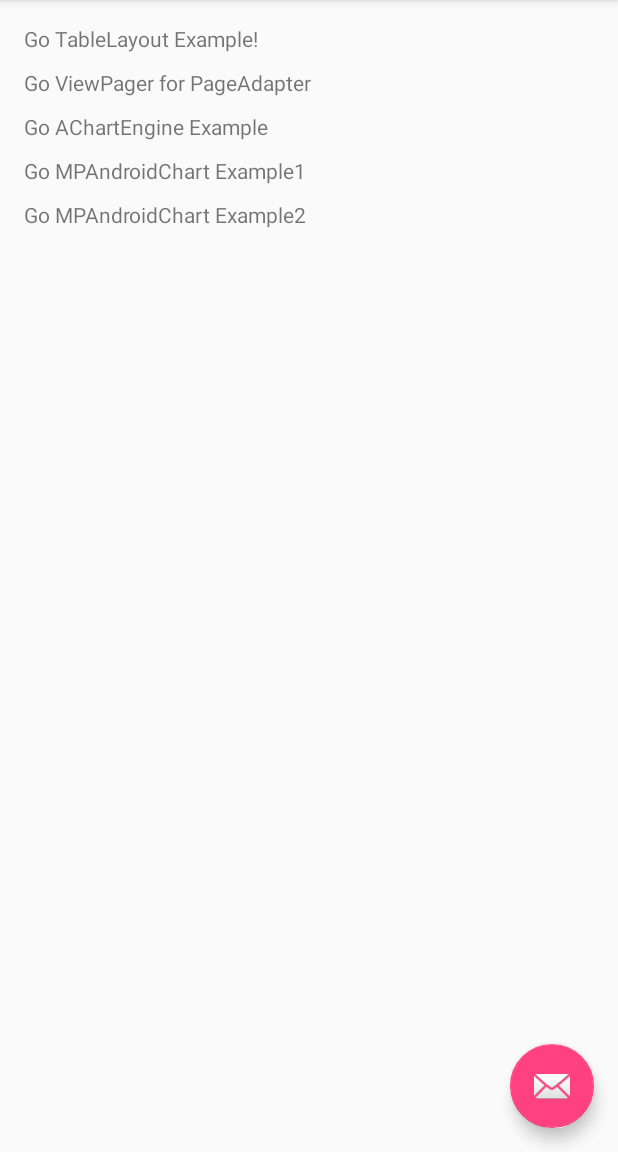
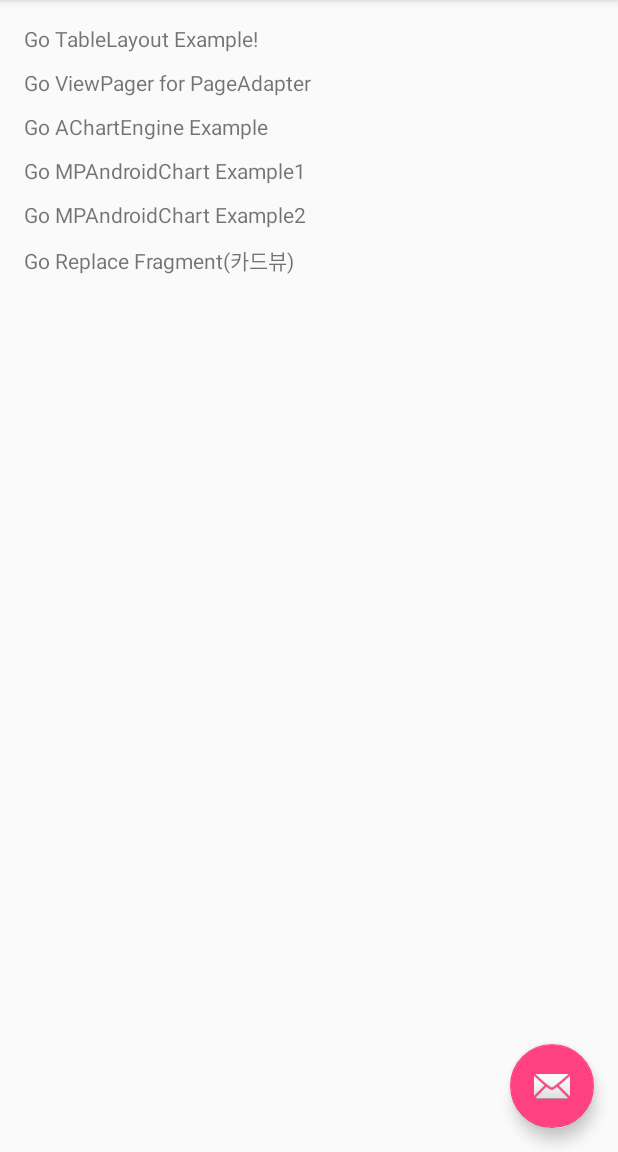
Before and after one commit to skycham81/testrepo, an Android app: the screen it shows after launch (MainActivity), on a phone screen of 412 x 824 dp, the part 84-1236 px from its top. Run offline under Robolectric (Android 15) with nearby library versions, the phone set to English and light mode, and no system bars.

```diff
--- a/app/src/main/java/com/dsy/test/MainActivity.java
+++ b/app/src/main/java/com/dsy/test/MainActivity.java
@@ -1,22 +1,30 @@
 package com.dsy.test;
 
-import android.content.Intent;
 import android.graphics.drawable.Drawable;
+import android.net.Uri;
 import android.os.Bundle;
+import android.support.design.widget.FloatingActionButton;
 import android.support.design.widget.NavigationView;
 import android.support.design.widget.Snackbar;
+import android.support.v4.app.Fragment;
+import android.support.v4.app.FragmentManager;
+import android.support.v4.app.FragmentTransaction;
 import android.support.v4.view.GravityCompat;
 import android.support.v4.widget.DrawerLayout;
 import android.support.v7.app.ActionBarDrawerToggle;
 import android.support.v7.app.AppCompatActivity;
 import android.support.v7.widget.Toolbar;
+import android.util.Log;
 import android.view.Menu;
 import android.view.MenuItem;
 import android.view.View;
 
-public class MainActivity extends AppCompatActivity implements View.OnClickListener, NavigationView.OnNavigationItemSelectedListener {
+public class MainActivity extends AppCompatActivity implements NavigationView.OnNavigationItemSelectedListener,
+        MainFragment.OnFragmentInteractionListener , FragmentExample1.OnFragmentInteractionListener,
+        FragmentExample2.OnFragmentInteractionListener{
 
     int mSortMode = -1;
+    ActionBarDrawerToggle mDrawerToggle;
 
     @Override
     protected void onCreate(Bundle savedInstanceState) {
@@ -28,22 +36,42 @@ public class MainActivity extends AppCompatActivity implements View.OnClickListe
 
         setSupportActionBar(toolbar);
 
-        findViewById(R.id.fab).setOnClickListener(this);
-        findViewById(R.id.go_tablelayout).setOnClickListener(this);
-        findViewById(R.id.go_viewpager_for_pageapater).setOnClickListener(this);
-        findViewById(R.id.go_achartengine_example).setOnClickListener(this);
-        findViewById(R.id.go_mpandroidchart_example1).setOnClickListener(this);
-        findViewById(R.id.go_mpandroidchart_example2).setOnClickListener(this);
+        FloatingActionButton fab = (FloatingActionButton) findViewById(R.id.fab);
+        fab.setOnClickListener(new View.OnClickListener() {
+            @Override
+            public void onClick(View view) {
+                Snackbar.make(view, "Replace with your own action", Snackbar.LENGTH_LONG)
+                        .setAction("Action", null).show();
+            }
+        });
 
         DrawerLayout drawer = (DrawerLayout) findViewById(R.id.drawer_layout);
 
-        ActionBarDrawerToggle toggle = new ActionBarDrawerToggle(this, drawer, toolbar,
+        mDrawerToggle = new ActionBarDrawerToggle(this, drawer, toolbar,
                 R.string.navigation_drawer_open, R.string.navigation_drawer_close);
-        drawer.setDrawerListener(toggle);
-        toggle.syncState();
+        drawer.setDrawerListener(mDrawerToggle);
+        mDrawerToggle.syncState();
+        mDrawerToggle.setToolbarNavigationClickListener(new View.OnClickListener() {
+            @Override
+            public void onClick(View v) {
+                Log.d("dsy","click icon in actionbar");//왜 안찍히냐 ....
+            }
+        });
 
         NavigationView navigationView = (NavigationView) findViewById(R.id.nav_view);
         navigationView.setNavigationItemSelectedListener(this);
+
+        getSupportFragmentManager().addOnBackStackChangedListener(new FragmentManager.OnBackStackChangedListener() {
+            @Override
+            public void onBackStackChanged() {
+                if(getSupportFragmentManager().getBackStackEntryCount()>0){
+                    getSupportActionBar().setDisplayHomeAsUpEnabled(true);
+                }else{
+                    getSupportActionBar().setDisplayHomeAsUpEnabled(false);
+                    mDrawerToggle.syncState();
+                }
+            }
+        });
     }
 
     @Override
@@ -70,6 +98,10 @@ public class MainActivity extends AppCompatActivity implements View.OnClickListe
         // as you specify a parent activity in AndroidManifest.xml.
         int id = item.getItemId();
 
+        if(id==android.R.id.home){
+            Log.d("dsy","click home button in actionbar");
+        }
+
         //noinspection SimplifiableIfStatement
         if (id == R.id.action_settings) {
             return true;
@@ -78,15 +110,41 @@ public class MainActivity extends AppCompatActivity implements View.OnClickListe
         return super.onOptionsItemSelected(item);
     }
 
+    public void clearBackStack(FragmentManager fragmentManager){
+        for(int i=0; i<fragmentManager.getBackStackEntryCount(); i++){
+            fragmentManager.popBackStack();
+        }
+    }
+
     @SuppressWarnings("StatementWithEmptyBody")
     @Override
     public boolean onNavigationItemSelected(MenuItem item) {
         // Handle navigation view item clicks here.
         int id = item.getItemId();
 
+        FragmentManager fragmentManager = getSupportFragmentManager();
+        FragmentTransaction fragmentTransaction = fragmentManager.beginTransaction();
+
+
         if (id == R.id.nav_camera) {
             // Handle the camera action
+
+            Fragment fragment = FragmentExample1.newInstance(FragmentExample1.class.getName(),"");
+            //fragmentManager.popBackStack(); //백스택 제일위에 있는 프레그먼트를 없앤다.
+            //fragmentManager.popBackStack(FragmentExample1.class.getName(), FragmentManager.POP_BACK_STACK_INCLUSIVE); //백스택에 특정 이름으로 등록된 프레그먼트를 없앤다.
+            fragmentManager.popBackStackImmediate(null, FragmentManager.POP_BACK_STACK_INCLUSIVE);//백스택에 있는 모든 프레그먼트를 없앤다.
+            //clearBackStack(fragmentManager);
+            fragmentTransaction.replace(R.id.main_fragment, fragment);
+            fragmentTransaction.addToBackStack(FragmentExample1.class.getName());
+            fragmentTransaction.commit();
         } else if (id == R.id.nav_gallery) {
+            Fragment fragment = FragmentExample2.newInstance(FragmentExample2.class.getName(),"");
+            //fragmentManager.popBackStack(); //백스택 제일위에 있는 프레그먼트를 없앤다.
+            //fragmentManager.popBackStack(FragmentExample2.class.getName(), FragmentManager.POP_BACK_STACK_INCLUSIVE); //백스택에 특정 이름으로 등록된 프레그먼트를 없앤다.
+            fragmentManager.popBackStackImmediate(null, FragmentManager.POP_BACK_STACK_INCLUSIVE);//백스택에 있는 모든 프레그먼트를 없앤다.
+            fragmentTransaction.replace(R.id.main_fragment, fragment);
+            fragmentTransaction.addToBackStack(FragmentExample2.class.getName());
+            fragmentTransaction.commit();
 
         } else if (id == R.id.nav_slideshow) {
 
@@ -121,33 +179,22 @@ public class MainActivity extends AppCompatActivity implements View.OnClickListe
         invalidateOptionsMenu();
     }
 
+    private void replaceFragment(){
+        FragmentManager fragmentManager = getSupportFragmentManager();
+        FragmentTransaction fragmentTransaction = fragmentManager.beginTransaction();
+
+    }
+
     @Override
-    public void onClick(View v) {
-        Intent intent;
-        switch (v.getId()){
-            case R.id.fab:
-                Snackbar.make(v, "Replace with your own action", Snackbar.LENGTH_LONG).setAction("Action", null).show();
-                break;
-            case R.id.go_tablelayout:
-                intent = new Intent(v.getContext(), TabLayoutExample.class);
-                startActivity(intent);
-                break;
-            case R.id.go_viewpager_for_pageapater:
-                intent = new Intent(v.getContext(), ViewPagerExample.class);
-                startActivity(intent);
-                break;
-            case R.id.go_achartengine_example:
-                intent = new Intent(v.getContext(), AChartEngineExample.class);
-                startActivity(intent);
-                break;
-            case R.id.go_mpandroidchart_example1:
-                intent = new Intent(v.getContext(), MPAndroidChartExample1.class);
-                startActivity(intent);
-                break;
-            case R.id.go_mpandroidchart_example2:
-                intent = new Intent(v.getContext(), MPAndroidChartExample2.class);
-                startActivity(intent);
-                break;
-        }
+    public boolean onSupportNavigateUp() {
+        if(getSupportFragmentManager().getBackStackEntryCount() > 0)
+            return true;
+        else
+            return super.onSupportNavigateUp();
+    }
+
+    @Override
+    public void onFragmentInteraction(Uri uri) {
+
     }
 }
--- /dev/null
+++ b/app/src/main/java/com/dsy/test/MainFragment.java
@@ -0,0 +1,154 @@
+package com.dsy.test;
+
+import android.content.Context;
+import android.content.Intent;
+import android.net.Uri;
+import android.os.Bundle;
+import android.support.design.widget.Snackbar;
+import android.support.v4.app.Fragment;
+import android.view.LayoutInflater;
+import android.view.View;
+import android.view.ViewGroup;
+
+
+/**
+ * A simple {@link Fragment} subclass.
+ * Activities that contain this fragment must implement the
+ * {@link MainFragment.OnFragmentInteractionListener} interface
+ * to handle interaction events.
+ * Use the {@link MainFragment#newInstance} factory method to
+ * create an instance of this fragment.
+ */
+public class MainFragment extends Fragment implements View.OnClickListener{
+    // TODO: Rename parameter arguments, choose names that match
+    // the fragment initialization parameters, e.g. ARG_ITEM_NUMBER
+    private static final String ARG_PARAM1 = "param1";
+    private static final String ARG_PARAM2 = "param2";
+
+    // TODO: Rename and change types of parameters
+    private String mParam1;
+    private String mParam2;
+
+    private OnFragmentInteractionListener mListener;
+
+    public MainFragment() {
+        // Required empty public constructor
+    }
+
+    /**
+     * Use this factory method to create a new instance of
+     * this fragment using the provided parameters.
+     *
+     * @param param1 Parameter 1.
+     * @param param2 Parameter 2.
+     * @return A new instance of fragment MainFragment.
+     */
+    // TODO: Rename and change types and number of parameters
+    public static MainFragment newInstance(String param1, String param2) {
+        MainFragment fragment = new MainFragment();
+        Bundle args = new Bundle();
+        args.putString(ARG_PARAM1, param1);
+        args.putString(ARG_PARAM2, param2);
+        fragment.setArguments(args);
+        return fragment;
+    }
+
+    @Override
+    public void onCreate(Bundle savedInstanceState) {
+        super.onCreate(savedInstanceState);
+        if (getArguments() != null) {
+            mParam1 = getArguments().getString(ARG_PARAM1);
+            mParam2 = getArguments().getString(ARG_PARAM2);
+        }
+    }
+
+    @Override
+    public View onCreateView(LayoutInflater inflater, ViewGroup container, Bundle savedInstanceState) {
+        // Inflate the layout for this fragment
+        View view = inflater.inflate(R.layout.fragment_main, container, false);
+
+        //view.findViewById(R.id.fab).setOnClickListener(this);
+        view.findViewById(R.id.go_tablelayout).setOnClickListener(this);
+        view.findViewById(R.id.go_viewpager_for_pageapater).setOnClickListener(this);
+        view.findViewById(R.id.go_achartengine_example).setOnClickListener(this);
+        view.findViewById(R.id.go_mpandroidchart_example1).setOnClickListener(this);
+        view.findViewById(R.id.go_mpandroidchart_example2).setOnClickListener(this);
+        view.findViewById(R.id.go_replace_fragment).setOnClickListener(this);
+
+        return view;
+    }
+
+    // TODO: Rename method, update argument and hook method into UI event
+    public void onButtonPressed(Uri uri) {
+        if (mListener != null) {
+            mListener.onFragmentInteraction(uri);
+        }
+    }
+
+    @Override
+    public void onAttach(Context context) {
+        super.onAttach(context);
+        if (context instanceof OnFragmentInteractionListener) {
+            mListener = (OnFragmentInteractionListener) context;
+        } else {
+            throw new RuntimeException(context.toString()
+                    + " must implement OnFragmentInteractionListener");
+        }
+    }
+
+    @Override
+    public void onDetach() {
+        super.onDetach();
+        mListener = null;
+    }
+
+    @Override
+    public void onClick(View v) {
+        Intent intent;
+        switch (v.getId()){
+            case R.id.fab:
+                Snackbar.make(v, "Replace with your own action", Snackbar.LENGTH_LONG).setAction("Action", null).show();
+                break;
+            case R.id.go_tablelayout:
+                intent = new Intent(v.getContext(), TabLayoutExample.class);
+                startActivity(intent);
+                break;
+            case R.id.go_viewpager_for_pageapater:
+                intent = new Intent(v.getContext(), ViewPagerExample.class);
+                startActivity(intent);
+                break;
+            case R.id.go_achartengine_example:
+                intent = new Intent(v.getContext(), AChartEngineExample.class);
+                startActivity(intent);
+                break;
+            case R.id.go_mpandroidchart_example1:
+                intent = new Intent(v.getContext(), MPAndroidChartExample1.class);
+                startActivity(intent);
+                break;
+            case R.id.go_mpandroidchart_example2:
+                intent = new Intent(v.getContext(), MPAndroidChartExample2.class);
+                startActivity(intent);
+                break;
+            case R.id.go_replace_fragment:
+                break;
+            default:
+                break;
+
+        }
+    }
+
+    /**
+     * This interface must be implemented by activities that contain this
+     * fragment to allow an interaction in this fragment to be communicated
+     * to the activity and potentially other fragments contained in that
+     * activity.
+     * <p/>
+     * See the Android Training lesson <a href=
+     * "http://developer.android.com/training/basics/fragments/communicating.html"
+     * >Communicating with Other Fragments</a> for more information.
+     */
+    public interface OnFragmentInteractionListener {
+        // TODO: Update argument type and name
+        void onFragmentInteraction(Uri uri);
+    }
+}
--- a/app/src/main/res/layout/app_bar_main.xml
+++ b/app/src/main/res/layout/app_bar_main.xml
@@ -18,7 +18,6 @@
             android:layout_height="?attr/actionBarSize"
             android:background="?attr/colorPrimary"
             app:popupTheme="@style/AppTheme.PopupOverlay"
-            app:layout_scrollFlags="scroll|enterAlways|snap"
             />
 
     </android.support.design.widget.AppBarLayout>
--- a/app/src/main/res/layout/content_main.xml
+++ b/app/src/main/res/layout/content_main.xml
@@ -12,46 +12,11 @@
     tools:context="com.dsy.test.MainActivity"
     tools:showIn="@layout/app_bar_main">
 
-    <TextView
-        android:id="@+id/go_tablelayout"
-        android:layout_width="wrap_content"
-        android:layout_height="wrap_content"
-        android:text="Go TableLayout Example!" />
-
-    <TextView
-        android:id="@+id/go_viewpager_for_pageapater"
-        android:layout_width="wrap_content"
-        android:layout_height="wrap_content"
-        android:layout_below="@+id/go_tablelayout"
-        android:layout_marginTop="10dp"
-        android:text="Go ViewPager for PageAdapter"
-        />
-
-    <TextView
-        android:id="@+id/go_achartengine_example"
-        android:layout_width="wrap_content"
-        android:layout_height="wrap_content"
-        android:layout_below="@+id/go_viewpager_for_pageapater"
-        android:layout_marginTop="10dp"
-        android:text="Go AChartEngine Example"
-        />
-
-    <TextView
-        android:id="@+id/go_mpandroidchart_example1"
-        android:layout_width="wrap_content"
-        android:layout_height="wrap_content"
-        android:layout_below="@+id/go_achartengine_example"
-        android:layout_marginTop="10dp"
-        android:text="Go MPAndroidChart Example1"
-        />
-
-    <TextView
-        android:id="@+id/go_mpandroidchart_example2"
-        android:layout_width="wrap_content"
-        android:layout_height="wrap_content"
-        android:layout_below="@+id/go_mpandroidchart_example1"
-        android:layout_marginTop="10dp"
-        android:text="Go MPAndroidChart Example2"
+    <fragment
+        android:layout_width="match_parent"
+        android:layout_height="match_parent"
+        class="com.dsy.test.MainFragment"
+        android:id="@+id/main_fragment"
         />
 
 </RelativeLayout>
--- /dev/null
+++ b/app/src/main/res/layout/fragment_main.xml
@@ -0,0 +1,60 @@
+<RelativeLayout xmlns:android="http://schemas.android.com/apk/res/android"
+    xmlns:tools="http://schemas.android.com/tools"
+    xmlns:app="http://schemas.android.com/apk/res-auto"
+    android:layout_width="match_parent"
+    android:layout_height="match_parent"
+    tools:context="com.dsy.test.MainFragment"
+    app:layout_behavior="@string/appbar_scrolling_view_behavior">
+
+    <TextView
+        android:id="@+id/go_tablelayout"
+        android:layout_width="wrap_content"
+        android:layout_height="wrap_content"
+        android:text="Go TableLayout Example!" />
+
+    <TextView
+        android:id="@+id/go_viewpager_for_pageapater"
+        android:layout_width="wrap_content"
+        android:layout_height="wrap_content"
+        android:layout_below="@+id/go_tablelayout"
+        android:layout_marginTop="10dp"
+        android:text="Go ViewPager for PageAdapter"
+        />
+
+    <TextView
+        android:id="@+id/go_achartengine_example"
+        android:layout_width="wrap_content"
+        android:layout_height="wrap_content"
+        android:layout_below="@+id/go_viewpager_for_pageapater"
+        android:layout_marginTop="10dp"
+        android:text="Go AChartEngine Example"
+        />
+
+    <TextView
+        android:id="@+id/go_mpandroidchart_example1"
+        android:layout_width="wrap_content"
+        android:layout_height="wrap_content"
+        android:layout_below="@+id/go_achartengine_example"
+        android:layout_marginTop="10dp"
+        android:text="Go MPAndroidChart Example1"
+        />
+
+    <TextView
+        android:id="@+id/go_mpandroidchart_example2"
+        android:layout_width="wrap_content"
+        android:layout_height="wrap_content"
+        android:layout_below="@+id/go_mpandroidchart_example1"
+        android:layout_marginTop="10dp"
+        android:text="Go MPAndroidChart Example2"
+        />
+
+    <TextView
+        android:id="@+id/go_replace_fragment"
+        android:layout_width="wrap_content"
+        android:layout_height="wrap_content"
+        android:layout_below="@+id/go_mpandroidchart_example2"
+        android:layout_marginTop="10dp"
+        android:text="Go Replace Fragment(카드뷰)"
+        />
+
+</RelativeLayout>
--- a/app/src/main/res/values/strings.xml
+++ b/app/src/main/res/values/strings.xml
@@ -21,4 +21,7 @@
     <string name="y">Y</string>
     <string name="add">Add</string>
     <string name="new_series">New series</string>
+
+<!-- TODO: Remove or change this placeholder text -->
+    <string name="hello_blank_fragment">Hello blank fragment</string>
 </resources>
--- a/build.gradle
+++ b/build.gradle
@@ -8,7 +8,7 @@ buildscript {
 
     dependencies {
         classpath 'com.android.tools.build:gradle:1.5.0'
-
+        classpath 'com.github.dcendents:android-maven-gradle-plugin:1.3'
         // NOTE: Do not place your application dependencies here; they belong
         // in the individual module build.gradle files
     }
--- a/settings.gradle
+++ b/settings.gradle
@@ -1 +1 @@
-include ':app'
+include 'app', 'MPChartLib'
```
Also changed, not shown: app/build.gradle (+5 -3 lines), app/src/main/java/com/dsy/test/FragmentExample1.java (added, +108 -0 lines), app/src/main/java/com/dsy/test/FragmentExample2.java (added, +108 -0 lines), app/src/main/java/com/dsy/test/MPAndroidChartExample2.java (+2 -21 lines), app/src/main/res/layout/fragment_example1.xml (added, +14 -0 lines), app/src/main/res/layout/fragment_example2.xml (added, +15 -0 lines), app/src/main/res/drawable/image4.jpg (added), app/src/main/res/drawable/image5.jpg (added).
